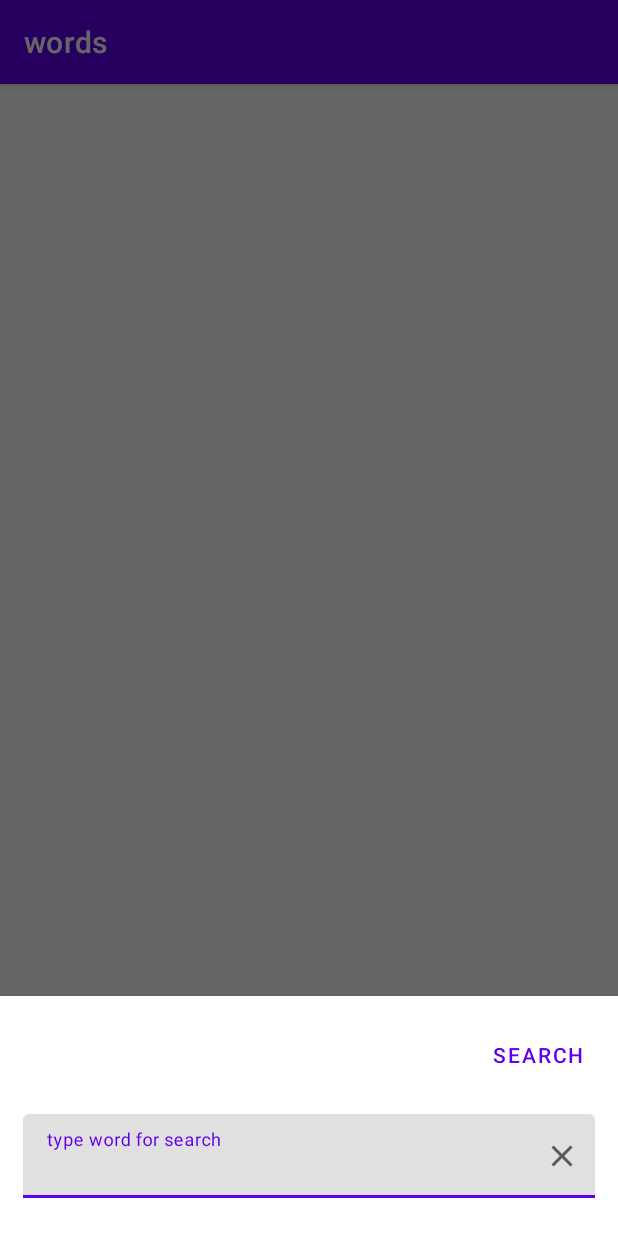
After one commit to chplalex/words, an Android app: the fragment SearchFragment shown on its own in the app's theme, on a phone screen of 412 x 824 dp. The commit adds this screen. Run offline under Robolectric (Android 15) with nearby library versions, the phone set to English and light mode, and no system bars.

Commit message:
Intermediate storage

```diff
--- /dev/null
+++ b/app/src/main/java/com/chplalex/words/ui/fragment/SearchFragment.kt
@@ -0,0 +1,86 @@
+package com.chplalex.words.ui.fragment
+
+import android.os.Bundle
+import android.text.Editable
+import android.text.TextWatcher
+import android.view.LayoutInflater
+import android.view.View
+import android.view.ViewGroup
+import android.widget.ImageView
+import android.widget.TextView
+import com.chplalex.words.*
+import com.google.android.material.bottomsheet.BottomSheetDialogFragment
+import com.google.android.material.textfield.TextInputEditText
+
+class SearchFragment : BottomSheetDialogFragment() {
+
+    private lateinit var searchEditText: TextInputEditText
+    private lateinit var clearImageView: ImageView
+    private lateinit var searchButton: TextView
+
+    private var onSearchClickListener: OnSearchClickListener? = null
+
+    private val onClearClickListener = View.OnClickListener {
+        searchEditText.makeEmpty()
+        searchButton.makeDisabled()
+    }
+
+    private val onSearchButtonClickListener = View.OnClickListener {
+        onSearchClickListener?.onClick(searchEditText.text.toString())
+        dismiss()
+    }
+
+    private val textWatcher = object : TextWatcher {
+
+        override fun onTextChanged(s: CharSequence, start: Int, before: Int, count: Int) {
+            if (searchEditText.isNullOrEmpty()) {
+                searchButton.makeDisabled()
+                clearImageView.makeGone()
+            } else {
+                searchButton.makeEnabled()
+                clearImageView.makeVisible()
+            }
+        }
+
+        override fun beforeTextChanged(s: CharSequence, start: Int, count: Int, after: Int) {}
+
+        override fun afterTextChanged(s: Editable) {}
+    }
+
+    internal fun setOnSearchClickListener(listener: OnSearchClickListener) {
+        onSearchClickListener = listener
+    }
+
+    override fun onCreateView(
+        inflater: LayoutInflater,
+        container: ViewGroup?,
+        savedInstanceState: Bundle?
+    ) : View? =
+        inflater.inflate(R.layout.fragment_search, container, false)
+
+    override fun onViewCreated(view: View, savedInstanceState: Bundle?) {
+        super.onViewCreated(view, savedInstanceState)
+        searchEditText = view.findViewById(R.id.edit_text_search)
+        clearImageView = view.findViewById(R.id.image_view_clear_search)
+        searchButton = view.findViewById(R.id.button_search)
+
+        searchButton.setOnClickListener(onSearchButtonClickListener)
+        searchEditText.addTextChangedListener(textWatcher)
+        clearImageView.setOnClickListener(onClearClickListener)
+    }
+
+    override fun onDestroyView() {
+        onSearchClickListener = null
+        super.onDestroyView()
+    }
+
+    interface OnSearchClickListener {
+
+        fun onClick(searchWord: String)
+    }
+
+    companion object {
+
+        fun newInstance() = SearchFragment()
+    }
+}
--- /dev/null
+++ b/app/src/main/res/drawable/ic_clear.xml
@@ -0,0 +1,10 @@
+<vector xmlns:android="http://schemas.android.com/apk/res/android"
+    android:width="24dp"
+    android:height="24dp"
+    android:viewportWidth="24"
+    android:viewportHeight="24"
+    android:tint="?attr/colorControlNormal">
+  <path
+      android:fillColor="@android:color/white"
+      android:pathData="M19,6.41L17.59,5 12,10.59 6.41,5 5,6.41 10.59,12 5,17.59 6.41,19 12,13.41 17.59,19 19,17.59 13.41,12z"/>
+</vector>
--- /dev/null
+++ b/app/src/main/res/layout/fragment_search.xml
@@ -0,0 +1,53 @@
+<LinearLayout
+        xmlns:android="http://schemas.android.com/apk/res/android"
+        xmlns:tools="http://schemas.android.com/tools"
+        android:id="@+id/layout_fragment_searсh"
+        android:layout_width="match_parent"
+        android:layout_height="205dp"
+        android:orientation="vertical"
+        android:fitsSystemWindows="true"
+        android:layout_marginBottom="15dp">
+
+    <com.google.android.material.button.MaterialButton
+            android:id="@+id/button_search"
+            android:layout_width="wrap_content"
+            android:layout_height="wrap_content"
+            android:layout_marginTop="15dp"
+            android:layout_marginEnd="15dp"
+            android:text="@string/button_search"
+            android:layout_gravity="end"/>
+
+    <FrameLayout
+            android:layout_width="match_parent"
+            android:layout_marginTop="15dp"
+            android:layout_marginBottom="25dp"
+            android:layout_marginEnd="15dp"
+            android:layout_marginStart="15dp"
+            android:layout_height="wrap_content">
+
+        <com.google.android.material.textfield.TextInputLayout
+                android:layout_width="match_parent"
+                android:layout_height="wrap_content"
+                android:hint="@string/search_hint">
+
+            <com.google.android.material.textfield.TextInputEditText
+                    android:id="@+id/edit_text_search"
+                    android:layout_width="match_parent"
+                    android:layout_height="wrap_content" />
+
+        </com.google.android.material.textfield.TextInputLayout>
+
+        <ImageView
+                android:id="@+id/image_view_clear_search"
+                android:layout_width="wrap_content"
+                android:layout_height="wrap_content"
+                android:layout_gravity="center_vertical|end"
+                android:layout_marginEnd="10dp"
+                android:src="@drawable/ic_clear"
+                android:visibility="visible"
+                tools:visibility="visible"
+                android:contentDescription="@string/content_description_clear"/>
+
+    </FrameLayout>
+
+</LinearLayout>
--- /dev/null
+++ b/app/src/main/res/values/dimens.xml
@@ -0,0 +1,5 @@
+<?xml version="1.0" encoding="utf-8"?>
+<resources>
+    <dimen name="fab_size">50dp</dimen>
+    <dimen name="fab_margin">20dp</dimen>
+</resources>
--- a/app/src/main/res/values/strings.xml
+++ b/app/src/main/res/values/strings.xml
@@ -1,3 +1,7 @@
 <resources>
     <string name="app_name">words</string>
+    <string name="fab_content_description">Word search</string>
+    <string name="button_search">Search</string>
+    <string name="search_hint">type word for search</string>
+    <string name="content_description_clear">Clear input string</string>
 </resources>
```
Also changed, not shown: app/src/main/java/com/chplalex/words/Utils.kt (added, +14 -0 lines), app/src/main/java/com/chplalex/words/mvp/contract/Contract.kt (+7 -7 lines), app/src/main/java/com/chplalex/words/mvp/model/DataModel.kt (+6 -1 lines), app/src/main/java/com/chplalex/words/mvp/model/Meanings.kt (added, +8 -0 lines), app/src/main/java/com/chplalex/words/mvp/model/Translation.kt (added, +7 -0 lines), app/src/main/java/com/chplalex/words/ui/fragment/BaseFragment.kt (+5 -6 lines), app/src/main/java/com/chplalex/words/ui/fragment/MainAdapter.kt (+36 -8 lines), app/src/main/java/com/chplalex/words/ui/fragment/MainFragment.kt (+19 -8 lines), app/src/main/res/drawable/ic_search.xml (added, +10 -0 lines), app/src/main/res/layout/fragment_main.xml (+12 -2 lines), app/src/main/res/layout/item_main.xml (added, +33 -0 lines).
